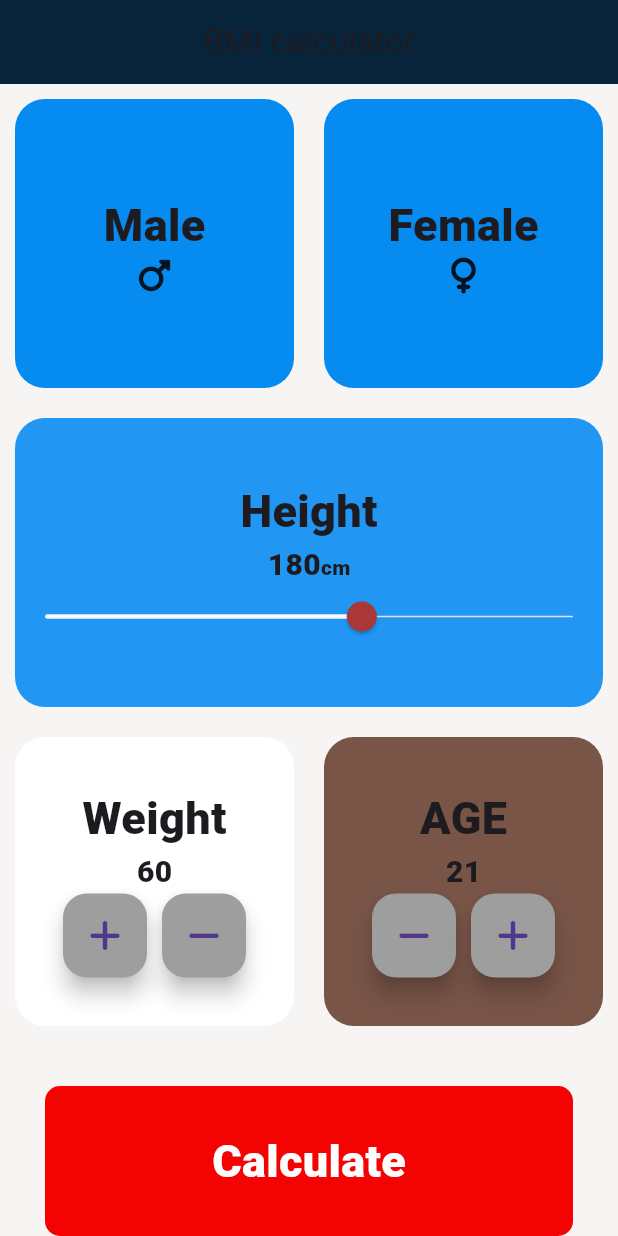
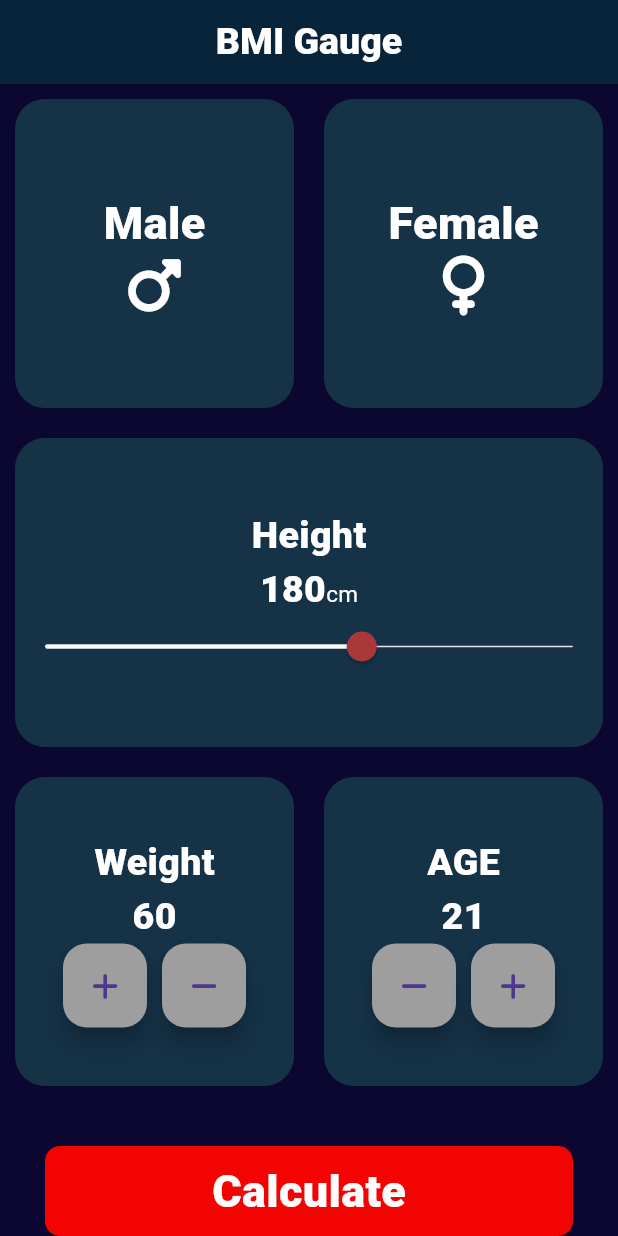
Before and after one commit to robsen123-fexil/BMI-flutter, a Flutter app: the screen it shows after launch, on a phone screen of 412 x 824 dp. Run offline on Flutter 3.47's test engine with Material 3 defaults, Android fonts, the phone set to English and light mode, and no system bars; our stand-ins replace font_awesome_flutter.

Commit message:
custome widget

```diff
--- a/bmi/lib/buttoncalc.dart
+++ b/bmi/lib/buttoncalc.dart
@@ -15,17 +15,21 @@ class Buttonbutton extends StatelessWidget {
       //   Navigator.pushNamed(context, '/result');
       // },
       child: Container(
-        child: Column(mainAxisAlignment: MainAxisAlignment.center, children: [
+
+        child: Column(
+          mainAxisAlignment: MainAxisAlignment.center,
+          children: [
             Text(
               name,
               style: TextStyle(
                   color: Color.fromARGB(255, 254, 254, 254),
                   fontSize: 30,
                   fontWeight: FontWeight.w800),
-          )
-        ]),
+            ),
+          ],
+        ),
         width: double.infinity,
-        height: 100,
+        height: 60,
         margin: const EdgeInsets.only(
           top: 30,
           left: 30,
--- a/bmi/lib/constants.dart
+++ b/bmi/lib/constants.dart
@@ -1,4 +1,12 @@
+// ignore_for_file: prefer_const_constructors, non_constant_identifier_names
+
 import 'package:flutter/material.dart';
 
-Color notclicked =const  Color.fromARGB(255, 6, 139, 241);
-Color clicked =const  Color.fromARGB(255, 15, 204, 66);
+Color notclicked = Color.fromARGB(255, 21, 50, 71);
+Color clicked = Color.fromARGB(143, 85, 85, 85);
+
+FontWeight weightstyle = FontWeight.w900;
+Color textcolor = Color.fromARGB(255, 255, 255, 255);
+TextStyle style =
+    TextStyle(color: Colors.white, fontSize: 25, fontWeight: FontWeight.w900);
+Color widgetcolor = Color.fromARGB(255, 21, 50, 71);
--- a/bmi/lib/customeicon.dart
+++ b/bmi/lib/customeicon.dart
@@ -1,14 +1,23 @@
+import 'package:bmi/constants.dart';
 import 'package:flutter/material.dart';
 
+
 class Customicon extends StatelessWidget {
-  const Customicon({super.key , required this.name , this.icon});
+  const Customicon({super.key, required this.name, this.icon});
   final IconData? icon;
   final String name;
   @override
   Widget build(BuildContext context) {
     return Column(
       mainAxisAlignment: MainAxisAlignment.center,
-      children: [Text(name, style: const TextStyle(fontSize: 30, fontWeight: FontWeight.w900),), Icon(icon)],
+      children: [
+        Text(
+          name,
+          style:  TextStyle(
+              fontSize: 30, fontWeight: FontWeight.w900, color: textcolor),
+        ),
+        Icon(icon, color: textcolor, size: 40,)
+      ],
     );
   }
 }
--- a/bmi/lib/inputpage.dart
+++ b/bmi/lib/inputpage.dart
@@ -29,10 +29,10 @@ class _InputpageState extends State<Inputpage> {
   @override
   Widget build(BuildContext context) {
     return Scaffold(
-        backgroundColor: Color.fromARGB(255, 247, 244, 244),
+        backgroundColor: Color.fromARGB(255, 11, 7, 49),
         appBar: AppBar(
-            title: const Text(
-              "BMI calculator",
+            title:  Text(
+              "BMI Gauge", style: style
             ),
             centerTitle: true,
             backgroundColor: Color.fromARGB(255, 8, 36, 59),
@@ -59,7 +59,7 @@ class _InputpageState extends State<Inputpage> {
                                 ? clicked
                                 : notclicked,
                             childcard: Customicon(
-                              name: "Male",
+                              name: "Male" ,
                               icon: FontAwesomeIcons.mars,
                             ),
                           )),
@@ -83,14 +83,13 @@ class _InputpageState extends State<Inputpage> {
             ),
             Expanded(
                 child: Resuable(
-                    colour: Colors.blue,
+                    colour: widgetcolor,
                     childcard: Column(
                       mainAxisAlignment: MainAxisAlignment.center,
                       children: [
                         Text(
                           "Height",
-                          style: TextStyle(
-                              fontWeight: FontWeight.w900, fontSize: 30),
+                          style: style,
                         ),
                         Row(
                           mainAxisAlignment: MainAxisAlignment.center,
@@ -99,12 +98,11 @@ class _InputpageState extends State<Inputpage> {
                           children: [
                             Text(
                               height.toString(),
-                              style: TextStyle(
-                                  fontSize: 20, fontWeight: FontWeight.w900),
+                              style: style,
                             ),
                             Text(
                               "cm",
-                              style: TextStyle(fontWeight: FontWeight.w900),
+                              style: TextStyle(color:Colors.white, fontSize: 15),
                             )
                           ],
                         ),
@@ -138,19 +136,17 @@ class _InputpageState extends State<Inputpage> {
                 children: [
                   Expanded(
                     child: Resuable(
-                      colour: Colors.white,
+                      colour: widgetcolor,
                       childcard: Column(
                         mainAxisAlignment: MainAxisAlignment.center,
                         children: [
                           Text(
                             "Weight",
-                            style: TextStyle(
-                                fontWeight: FontWeight.w900, fontSize: 30),
+                            style:style,
                           ),
                           Text(
                             weight.toString(),
-                            style: TextStyle(
-                                fontWeight: FontWeight.w900, fontSize: 20),
+                            style: style,
                           ),
                           Row(
                               crossAxisAlignment: CrossAxisAlignment.center,
@@ -183,19 +179,17 @@ class _InputpageState extends State<Inputpage> {
                   ),
                   Expanded(
                       child: Resuable(
-                          colour: Colors.brown,
+                          colour: widgetcolor,
                           childcard: Column(
                             mainAxisAlignment: MainAxisAlignment.center,
                             children: [
                               Text(
                                 "AGE",
-                                style: TextStyle(
-                                    fontSize: 30, fontWeight: FontWeight.w900),
+                                style:style,
                               ),
                               Text(
                                 age.toString(),
-                                style: TextStyle(
-                                    fontWeight: FontWeight.w900, fontSize: 20),
+                                style: style,
                               ),
                               Row(
                                 mainAxisAlignment: MainAxisAlignment.center,
--- a/bmi/lib/roundbutton.dart
+++ b/bmi/lib/roundbutton.dart
@@ -13,6 +13,7 @@ class RoundButton extends StatelessWidget {
     return Column(
       children: [
         FloatingActionButton(
+
           heroTag: herotag,
           onPressed: onpress,
           // ignore: sort_child_properties_last
@@ -22,7 +23,7 @@ class RoundButton extends StatelessWidget {
 
             children: [
 
-          Icon(icon)],),
+          Icon(icon, size: 20,)],),
           backgroundColor: Colors.grey,
 
         ),
```
Lines whose indentation alone changed are shown as unchanged.
